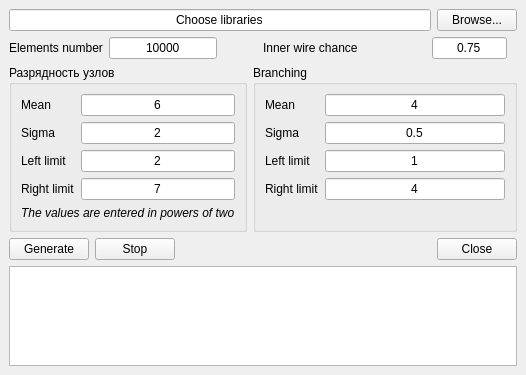
Qt form app/gui/generatorwindow.ui (olerapx/VLSI-Designer) before a commit.
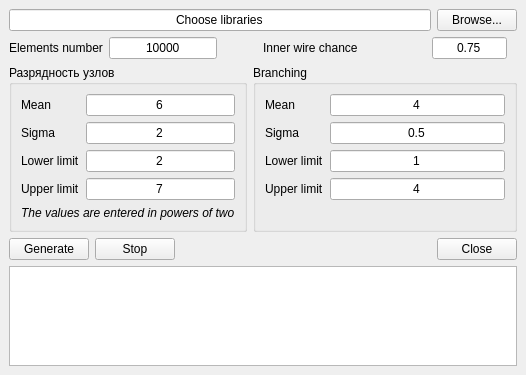
The same form after that commit.

Commit message: rename left/right limit to lower/upper

```diff
--- a/app/gui/generatorwindow.ui
+++ b/app/gui/generatorwindow.ui
@@ -156,7 +156,7 @@
             </sizepolicy>
            </property>
            <property name="text">
-            <string>Left limit</string>
+            <string>Lower limit</string>
            </property>
           </widget>
          </item>
@@ -179,7 +179,7 @@
             </sizepolicy>
            </property>
            <property name="text">
-            <string>Right limit</string>
+            <string>Upper limit</string>
            </property>
           </widget>
          </item>
@@ -408,7 +408,7 @@
          <item row="2" column="0">
           <widget class="QLabel" name="branchingLeftLimitLabel">
            <property name="text">
-            <string>Left limit</string>
+            <string>Lower limit</string>
            </property>
           </widget>
          </item>
@@ -425,7 +425,7 @@
          <item row="3" column="0">
           <widget class="QLabel" name="branchingRightLimitLabel">
            <property name="text">
-            <string>Right limit</string>
+            <string>Upper limit</string>
            </property>
           </widget>
          </item>
```
Left out of the diff: 16 changed lines with no effect on the pictures. The commit also changes 14 other files.
